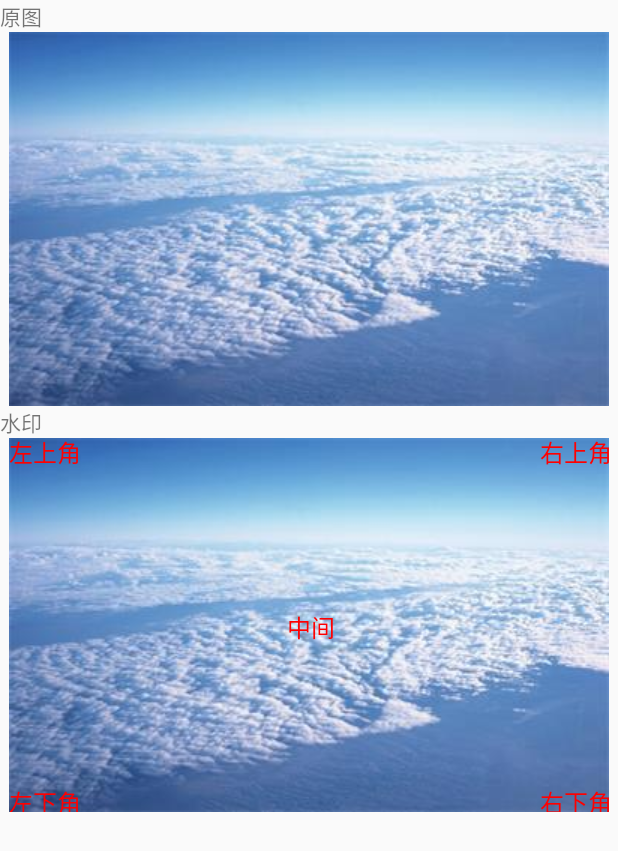
After one commit to niane/MyApplication, an Android app: the ImageWaterActivity screen opened directly, with no data from a screen before it, on a phone screen of 412 x 824 dp. The commit adds this screen. Shown: the top 851 px of the screen. Run offline under Robolectric (Android 15) with nearby library versions, the phone set to English and light mode, and no system bars.

Commit message:
.................

```diff
--- a/app/src/main/AndroidManifest.xml
+++ b/app/src/main/AndroidManifest.xml
@@ -40,6 +40,7 @@
         <activity android:name=".ui.LinkedMenuTest" />
         <activity android:name=".ui.ExampleMvp" />
         <activity android:name=".test.TextureViewTest" android:screenOrientation="landscape"/>
+        <activity android:name=".ui.ImageWaterActivity" />
     </application>
 
 </manifest>
--- a/app/src/main/java/com/yzg/myapplication/app/MyApplication.java
+++ b/app/src/main/java/com/yzg/myapplication/app/MyApplication.java
@@ -1,7 +1,4 @@
 package com.yzg.myapplication.app;
-
-import android.content.Context;
-import android.support.multidex.MultiDex;
 
 import com.yzg.common.app.YApplication;
 import com.yzg.common.util.YLog;
--- a/app/src/main/java/com/yzg/myapplication/inject/component/FragmentComponent.java
+++ b/app/src/main/java/com/yzg/myapplication/inject/component/FragmentComponent.java
@@ -2,6 +2,7 @@ package com.yzg.myapplication.inject.component;
 
 import com.yzg.myapplication.fragment.RecyclerFragmentTest;
 import com.yzg.myapplication.inject.scope.FragmentScope;
+import com.yzg.myapplication.widget.linkedmenu.AreaMenuFragment;
 
 import dagger.Component;
 
--- /dev/null
+++ b/app/src/main/java/com/yzg/myapplication/ui/ImageWaterActivity.java
@@ -0,0 +1,51 @@
+package com.yzg.myapplication.ui;
+
+import android.graphics.Bitmap;
+import android.graphics.BitmapFactory;
+import android.graphics.Color;
+import android.os.Bundle;
+import android.support.v7.app.AppCompatActivity;
+import android.widget.ImageView;
+
+import com.yzg.myapplication.R;
+import com.yzg.myapplication.util.ImageUtil;
+
+/**
+ * Created by yzg on 2017/6/21.
+ */
+
+public class ImageWaterActivity extends AppCompatActivity {
+    private ImageView mSourImage;
+    private ImageView mWartermarkImage;
+
+    @Override
+    protected void onCreate(Bundle savedInstanceState) {
+        super.onCreate(savedInstanceState);
+        setContentView(R.layout.act_image_water);
+
+        initView();
+    }
+
+    private void initView(){
+        mSourImage = (ImageView) findViewById(R.id.sour_pic);
+        mWartermarkImage = (ImageView) findViewById(R.id.wartermark_pic);
+        Bitmap sourBitmap = BitmapFactory.decodeResource(getResources(), R.drawable.sour_pic);
+        mSourImage.setImageBitmap(sourBitmap);
+
+        Bitmap waterBitmap = BitmapFactory.decodeResource(getResources(), R.drawable.weixin);
+
+//        Bitmap watermarkBitmap = ImageUtil.createWaterMaskCenter(sourBitmap, waterBitmap);
+//        watermarkBitmap = ImageUtil.createWaterMaskLeftBottom(this, watermarkBitmap, waterBitmap, 0, 0);
+//        watermarkBitmap = ImageUtil.createWaterMaskRightBottom(this, watermarkBitmap, waterBitmap, 0, 0);
+//        watermarkBitmap = ImageUtil.createWaterMaskLeftTop(this, watermarkBitmap, waterBitmap, 0, 0);
+//        watermarkBitmap = ImageUtil.createWaterMaskRightTop(this, watermarkBitmap, waterBitmap, 0, 0);
+
+        Bitmap textBitmap = ImageUtil.drawTextToLeftTop(this, sourBitmap, "左上角", 16, Color.RED, 0, 0);
+        textBitmap = ImageUtil.drawTextToRightBottom(this, textBitmap, "右下角", 16, Color.RED, 0, 0);
+        textBitmap = ImageUtil.drawTextToRightTop(this, textBitmap, "右上角", 16, Color.RED, 0, 0);
+        textBitmap = ImageUtil.drawTextToLeftBottom(this, textBitmap, "左下角", 16, Color.RED, 0, 0);
+        textBitmap = ImageUtil.drawTextToCenter(this, textBitmap, "中间", 16, Color.RED);
+
+        mWartermarkImage.setImageBitmap(textBitmap);
+    }
+}
--- a/app/src/main/java/com/yzg/myapplication/ui/MainActivity.java
+++ b/app/src/main/java/com/yzg/myapplication/ui/MainActivity.java
@@ -120,7 +120,8 @@ public class MainActivity extends AppCompatActivity {
         PULL_REFRESH(PullRefreshTest.class, "PullRefreshTest"),
         SIMPLE_RECYCLE_VIEW(SimpleRecycleViewTest.class, "SimpleRecyViewTest"),
         LINKED_MENU(LinkedMenuTest.class, "LinkedMenu"),
-        TEST_DAGGER(ExampleMvp.class, "TestDagger");
+        TEST_DAGGER(ExampleMvp.class, "TestDagger"),
+        IMAGE_WATER(ImageWaterActivity.class, "ImageWater");
 
         private Class cls;
         private String name;
--- /dev/null
+++ b/app/src/main/java/com/yzg/myapplication/util/ImageUtil.java
@@ -0,0 +1,278 @@
+package com.yzg.myapplication.util;
+
+import android.content.Context;
+import android.graphics.Bitmap;
+import android.graphics.Canvas;
+import android.graphics.Matrix;
+import android.graphics.Paint;
+import android.graphics.Rect;
+
+/**
+ * Created by yzg on 2017/6/21.
+ */
+
+public class ImageUtil {
+    /**
+     * 设置水印图片在左上角
+     * @param Context
+     * @param src
+     * @param watermark
+     * @param paddingLeft
+     * @param paddingTop
+     * @return
+     */
+    public static Bitmap createWaterMaskLeftTop(
+            Context context, Bitmap src, Bitmap watermark,
+            int paddingLeft, int paddingTop) {
+        return createWaterMaskBitmap(src, watermark,
+                dp2px(context, paddingLeft), dp2px(context, paddingTop));
+    }
+
+    private static Bitmap createWaterMaskBitmap(Bitmap src, Bitmap watermark,
+                                                int paddingLeft, int paddingTop) {
+        if (src == null) {
+            return null;
+        }
+        int width = src.getWidth();
+        int height = src.getHeight();
+        //创建一个bitmap
+        Bitmap newb = Bitmap.createBitmap(width, height, Bitmap.Config.ARGB_8888);// 创建一个新的和SRC长度宽度一样的位图
+        //将该图片作为画布
+        Canvas canvas = new Canvas(newb);
+        //在画布 0，0坐标上开始绘制原始图片
+        canvas.drawBitmap(src, 0, 0, null);
+        //在画布上绘制水印图片
+        canvas.drawBitmap(watermark, paddingLeft, paddingTop, null);
+        // 保存
+        canvas.save(Canvas.ALL_SAVE_FLAG);
+        // 存储
+        canvas.restore();
+        return newb;
+    }
+
+    /**
+     * 设置水印图片在右下角
+     * @param Context
+     * @param src
+     * @param watermark
+     * @param paddingRight
+     * @param paddingBottom
+     * @return
+     */
+    public static Bitmap createWaterMaskRightBottom(
+            Context context, Bitmap src, Bitmap watermark,
+            int paddingRight, int paddingBottom) {
+        return createWaterMaskBitmap(src, watermark,
+                src.getWidth() - watermark.getWidth() - dp2px(context, paddingRight),
+                src.getHeight() - watermark.getHeight() - dp2px(context, paddingBottom));
+    }
+
+    /**
+     * 设置水印图片到右上角
+     * @param Context
+     * @param src
+     * @param watermark
+     * @param paddingRight
+     * @param paddingTop
+     * @return
+     */
+    public static Bitmap createWaterMaskRightTop(
+            Context context, Bitmap src, Bitmap watermark,
+            int paddingRight, int paddingTop) {
+        return createWaterMaskBitmap( src, watermark,
+                src.getWidth() - watermark.getWidth() - dp2px(context, paddingRight),
+                dp2px(context, paddingTop));
+    }
+
+    /**
+     * 设置水印图片到左下角
+     * @param Context
+     * @param src
+     * @param watermark
+     * @param paddingLeft
+     * @param paddingBottom
+     * @return
+     */
+    public static Bitmap createWaterMaskLeftBottom(
+            Context context, Bitmap src, Bitmap watermark,
+            int paddingLeft, int paddingBottom) {
+        return createWaterMaskBitmap(src, watermark, dp2px(context, paddingLeft),
+                src.getHeight() - watermark.getHeight() - dp2px(context, paddingBottom));
+    }
+
+    /**
+     * 设置水印图片到中间
+     * @param Context
+     * @param src
+     * @param watermark
+     * @return
+     */
+    public static Bitmap createWaterMaskCenter(Bitmap src, Bitmap watermark) {
+        return createWaterMaskBitmap(src, watermark,
+                (src.getWidth() - watermark.getWidth()) / 2,
+                (src.getHeight() - watermark.getHeight()) / 2);
+    }
+
+    /**
+     * 给图片添加文字到左上角
+     * @param context
+     * @param bitmap
+     * @param text
+     * @return
+     */
+    public static Bitmap drawTextToLeftTop(Context context, Bitmap bitmap, String text,
+                                           int size, int color, int paddingLeft, int paddingTop) {
+        Paint paint = new Paint(Paint.ANTI_ALIAS_FLAG);
+        paint.setColor(color);
+        paint.setTextSize(dp2px(context, size));
+        Rect bounds = new Rect();
+        paint.getTextBounds(text, 0, text.length(), bounds);
+        return drawTextToBitmap(context, bitmap, text, paint, bounds,
+                dp2px(context, paddingLeft),
+                dp2px(context, paddingTop) + bounds.height());
+    }
+
+    /**
+     * 绘制文字到右下角
+     * @param context
+     * @param bitmap
+     * @param text
+     * @param size
+     * @param color
+     * @param paddingLeft
+     * @param paddingTop
+     * @return
+     */
+    public static Bitmap drawTextToRightBottom(Context context, Bitmap bitmap, String text,
+                                               int size, int color, int paddingRight, int paddingBottom) {
+        Paint paint = new Paint(Paint.ANTI_ALIAS_FLAG);
+        paint.setColor(color);
+        paint.setTextSize(dp2px(context, size));
+        Rect bounds = new Rect();
+        paint.getTextBounds(text, 0, text.length(), bounds);
+        return drawTextToBitmap(context, bitmap, text, paint, bounds,
+                bitmap.getWidth() - bounds.width() - dp2px(context, paddingRight),
+                bitmap.getHeight() - dp2px(context, paddingBottom));
+    }
+
+    /**
+     * 绘制文字到右上方
+     * @param context
+     * @param bitmap
+     * @param text
+     * @param size
+     * @param color
+     * @param paddingRight
+     * @param paddingTop
+     * @return
+     */
+    public static Bitmap drawTextToRightTop(Context context, Bitmap bitmap, String text,
+                                            int size, int color, int paddingRight, int paddingTop) {
+        Paint paint = new Paint(Paint.ANTI_ALIAS_FLAG);
+        paint.setColor(color);
+        paint.setTextSize(dp2px(context, size));
+        Rect bounds = new Rect();
+        paint.getTextBounds(text, 0, text.length(), bounds);
+        return drawTextToBitmap(context, bitmap, text, paint, bounds,
+                bitmap.getWidth() - bounds.width() - dp2px(context, paddingRight),
+                dp2px(context, paddingTop) + bounds.height());
+    }
+
+    /**
+     * 绘制文字到左下方
+     * @param context
+     * @param bitmap
+     * @param text
+     * @param size
+     * @param color
+     * @param paddingLeft
+     * @param paddingBottom
+     * @return
+     */
+    public static Bitmap drawTextToLeftBottom(Context context, Bitmap bitmap, String text,
+                                              int size, int color, int paddingLeft, int paddingBottom) {
+        Paint paint = new Paint(Paint.ANTI_ALIAS_FLAG);
+        paint.setColor(color);
+        paint.setTextSize(dp2px(context, size));
+        Rect bounds = new Rect();
+        paint.getTextBounds(text, 0, text.length(), bounds);
+        return drawTextToBitmap(context, bitmap, text, paint, bounds,
+                dp2px(context, paddingLeft),
+                bitmap.getHeight() - dp2px(context, paddingBottom));
+    }
+
+    /**
+     * 绘制文字到中间
+     * @param context
+     * @param bitmap
+     * @param text
+     * @param size
+     * @param color
+     * @return
+     */
+    public static Bitmap drawTextToCenter(Context context, Bitmap bitmap, String text,
+                                          int size, int color) {
+        Paint paint = new Paint(Paint.ANTI_ALIAS_FLAG);
+        paint.setColor(color);
+        paint.setTextSize(dp2px(context, size));
+        Rect bounds = new Rect();
+        paint.getTextBounds(text, 0, text.length(), bounds);
+        return drawTextToBitmap(context, bitmap, text, paint, bounds,
+                (bitmap.getWidth() - bounds.width()) / 2,
+                (bitmap.getHeight() + bounds.height()) / 2);
+    }
+
+    //图片上绘制文字
+    private static Bitmap drawTextToBitmap(Context context, Bitmap bitmap, String text,
+                                           Paint paint, Rect bounds, int paddingLeft, int paddingTop) {
+        android.graphics.Bitmap.Config bitmapConfig = bitmap.getConfig();
+
+        paint.setDither(true); // 获取跟清晰的图像采样
+        paint.setFilterBitmap(true);// 过滤一些
+        if (bitmapConfig == null) {
+            bitmapConfig = android.graphics.Bitmap.Config.ARGB_8888;
+        }
+        bitmap = bitmap.copy(bitmapConfig, true);
+        Canvas canvas = new Canvas(bitmap);
+
+        canvas.drawText(text, paddingLeft, paddingTop, paint);
+        return bitmap;
+    }
+
+    /**
+     * 缩放图片
+     * @param src
+     * @param w
+     * @param h
+     * @return
+     */
+    public static Bitmap scaleWithWH(Bitmap src, double w, double h) {
+        if (w == 0 || h == 0 || src == null) {
+            return src;
+        } else {
+            // 记录src的宽高
+            int width = src.getWidth();
+            int height = src.getHeight();
+            // 创建一个matrix容器
+            Matrix matrix = new Matrix();
+            // 计算缩放比例
+            float scaleWidth = (float) (w / width);
+            float scaleHeight = (float) (h / height);
+            // 开始缩放
+            matrix.postScale(scaleWidth, scaleHeight);
+            // 创建缩放后的图片
+            return Bitmap.createBitmap(src, 0, 0, width, height, matrix, true);
+        }
+    }
+
+    /**
+     * dip转pix
+     * @param context
+     * @param dp
+     * @return
+     */
+    public static int dp2px(Context context, float dp) {
+        final float scale = context.getResources().getDisplayMetrics().density;
+        return (int) (dp * scale + 0.5f);
+    }
+}
--- /dev/null
+++ b/app/src/main/res/layout/act_image_water.xml
@@ -0,0 +1,30 @@
+<?xml version="1.0" encoding="utf-8"?>
+<LinearLayout xmlns:android="http://schemas.android.com/apk/res/android"
+    android:orientation="vertical" android:layout_width="match_parent"
+    android:layout_height="match_parent">
+
+    <TextView
+        android:id="@+id/sour_pic_title"
+        android:layout_width="wrap_content"
+        android:layout_height="wrap_content"
+        android:text="原图" />
+
+    <ImageView
+        android:id="@+id/sour_pic"
+        android:layout_width="match_parent"
+        android:layout_height="wrap_content"
+        android:scaleType="centerInside"/>
+
+    <TextView
+        android:id="@+id/watermark_pic_title"
+        android:layout_width="wrap_content"
+        android:layout_height="wrap_content"
+        android:text="水印" />
+
+    <ImageView
+        android:id="@+id/wartermark_pic"
+        android:layout_width="match_parent"
+        android:layout_height="wrap_content"
+        android:scaleType="centerInside"/>
+
+</LinearLayout>
--- a/common/src/main/java/com/yzg/common/util/ActivityCollector.java
+++ b/common/src/main/java/com/yzg/common/util/ActivityCollector.java
@@ -13,6 +13,8 @@ import java.util.List;
 
 public class ActivityCollector {
     private static final String TAG = ActivityCollector.class.getSimpleName();
+
+    private ActivityCollector(){}
 
     private static List<Activity> activities = new ArrayList<>();
 
```
Also changed, not shown: build.gradle (+5 -5 lines), app/src/main/res/drawable/sour_pic.jpg (added), app/src/main/res/drawable/weixin.jpg (added).
